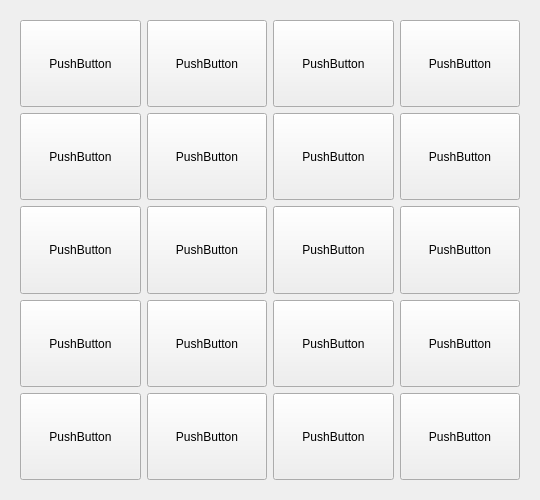
First picture: the form in VentiApp/beverage.ui, repository minki9252/TheVentiKiosk, before the edit.
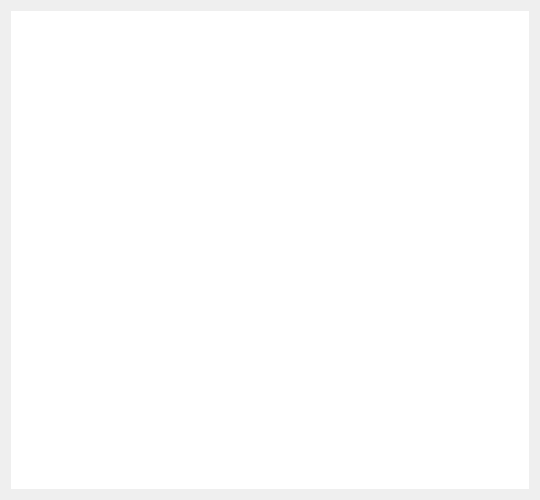
Second picture: the form after the edit.

The edit to the form file:
```diff
--- a/VentiApp/beverage.ui
+++ b/VentiApp/beverage.ui
@@ -19,7 +19,7 @@
   <property name="minimumSize">
    <size>
     <width>540</width>
-    <height>500</height>
+    <height>499</height>
    </size>
   </property>
   <property name="maximumSize">
@@ -31,583 +31,59 @@
   <property name="windowTitle">
    <string>Form</string>
   </property>
-  <layout class="QHBoxLayout" name="horizontalLayout">
+  <property name="styleSheet">
+   <string notr="true">/* 전체 배경색 흰색 */
+QListWidget {
+    background-color: #ffffff;
+    border: none;
+}
+
+/* 메뉴 글씨와 칸 디자인 */
+QListWidget::item {
+    color: #2D140D;          /* 글씨색: 진한 갈색 (더벤티 컬러) */
+    font-size: 11pt;         /* 글자 크기 */
+    font-weight: bold;       /* 글자 두껍게 */
+    background-color: transparent;
+    margin: 5px;
+}
+
+/* 선택했을 때 테두리 */
+QListWidget::item:selected {
+    background-color: #f0eaf6;
+    border: 1px solid #5d2d91;
+    border-radius: 10px;
+}</string>
+  </property>
+  <layout class="QVBoxLayout" name="verticalLayout">
    <item>
-    <widget class="QStackedWidget" name="menu_stack">
-     <property name="currentIndex">
-      <number>5</number>
+    <widget class="QListWidget" name="listMenu">
+     <property name="iconSize">
+      <size>
+       <width>100</width>
+       <height>100</height>
+      </size>
      </property>
-     <widget class="QWidget" name="page_6"/>
-     <widget class="QWidget" name="page_10">
-      <layout class="QHBoxLayout" name="horizontalLayout_2">
-       <item>
-        <layout class="QGridLayout" name="gridLayout_5">
-         <item row="1" column="0">
-          <widget class="QPushButton" name="pushButton_67">
-           <property name="text">
-            <string>PushButton</string>
-           </property>
-          </widget>
-         </item>
-         <item row="4" column="3">
-          <widget class="QPushButton" name="pushButton_82">
-           <property name="text">
-            <string>PushButton</string>
-           </property>
-          </widget>
-         </item>
-         <item row="3" column="0">
-          <widget class="QPushButton" name="pushButton_66">
-           <property name="text">
-            <string>PushButton</string>
-           </property>
-          </widget>
-         </item>
-         <item row="2" column="1">
-          <widget class="QPushButton" name="pushButton_72">
-           <property name="text">
-            <string>PushButton</string>
-           </property>
-          </widget>
-         </item>
-         <item row="1" column="2">
-          <widget class="QPushButton" name="pushButton_75">
-           <property name="text">
-            <string>PushButton</string>
-           </property>
-          </widget>
-         </item>
-         <item row="4" column="1">
-          <widget class="QPushButton" name="pushButton_74">
-           <property name="text">
-            <string>PushButton</string>
-           </property>
-          </widget>
-         </item>
-         <item row="1" column="3">
-          <widget class="QPushButton" name="pushButton_79">
-           <property name="text">
-            <string>PushButton</string>
-           </property>
-          </widget>
-         </item>
-         <item row="0" column="0">
-          <widget class="QPushButton" name="pushButton_64">
-           <property name="text">
-            <string>PushButton</string>
-           </property>
-          </widget>
-         </item>
-         <item row="4" column="0">
-          <widget class="QPushButton" name="pushButton_70">
-           <property name="text">
-            <string>PushButton</string>
-           </property>
-          </widget>
-         </item>
-         <item row="0" column="3">
-          <widget class="QPushButton" name="pushButton_68">
-           <property name="text">
-            <string>PushButton</string>
-           </property>
-          </widget>
-         </item>
-         <item row="2" column="0">
-          <widget class="QPushButton" name="pushButton_69">
-           <property name="text">
-            <string>PushButton</string>
-           </property>
-          </widget>
-         </item>
-         <item row="2" column="3">
-          <widget class="QPushButton" name="pushButton_80">
-           <property name="text">
-            <string>PushButton</string>
-           </property>
-          </widget>
-         </item>
-         <item row="3" column="1">
-          <widget class="QPushButton" name="pushButton_73">
-           <property name="text">
-            <string>PushButton</string>
-           </property>
-          </widget>
-         </item>
-         <item row="3" column="3">
-          <widget class="QPushButton" name="pushButton_81">
-           <property name="text">
-            <string>PushButton</string>
-           </property>
-          </widget>
-         </item>
-         <item row="0" column="2">
-          <widget class="QPushButton" name="pushButton_63">
-           <property name="text">
-            <string>PushButton</string>
-           </property>
-          </widget>
-         </item>
-         <item row="0" column="1">
-          <widget class="QPushButton" name="pushButton_65">
-           <property name="text">
-            <string>PushButton</string>
-           </property>
-          </widget>
-         </item>
-         <item row="3" column="2">
-          <widget class="QPushButton" name="pushButton_77">
-           <property name="text">
-            <string>PushButton</string>
-           </property>
-          </widget>
-         </item>
-         <item row="1" column="1">
-          <widget class="QPushButton" name="pushButton_71">
-           <property name="text">
-            <string>PushButton</string>
-           </property>
-          </widget>
-         </item>
-         <item row="4" column="2">
-          <widget class="QPushButton" name="pushButton_78">
-           <property name="text">
-            <string>PushButton</string>
-           </property>
-          </widget>
-         </item>
-         <item row="2" column="2">
-          <widget class="QPushButton" name="pushButton_76">
-           <property name="text">
-            <string>PushButton</string>
-           </property>
-          </widget>
-         </item>
-        </layout>
-       </item>
-      </layout>
-     </widget>
-     <widget class="QWidget" name="page_14"/>
-     <widget class="QWidget" name="page_15"/>
-     <widget class="QWidget" name="page_11">
-      <layout class="QVBoxLayout" name="verticalLayout_4">
-       <item>
-        <layout class="QGridLayout" name="gridLayout_3">
-         <item row="0" column="2">
-          <widget class="QPushButton" name="pushButton_21">
-           <property name="text">
-            <string>PushButton</string>
-           </property>
-          </widget>
-         </item>
-         <item row="0" column="0">
-          <widget class="QPushButton" name="pushButton_22">
-           <property name="text">
-            <string>PushButton</string>
-           </property>
-          </widget>
-         </item>
-         <item row="0" column="1">
-          <widget class="QPushButton" name="pushButton_23">
-           <property name="text">
-            <string>PushButton</string>
-           </property>
-          </widget>
-         </item>
-         <item row="3" column="0">
-          <widget class="QPushButton" name="pushButton_24">
-           <property name="text">
-            <string>PushButton</string>
-           </property>
-          </widget>
-         </item>
-         <item row="1" column="0">
-          <widget class="QPushButton" name="pushButton_25">
-           <property name="text">
-            <string>PushButton</string>
-           </property>
-          </widget>
-         </item>
-         <item row="0" column="3">
-          <widget class="QPushButton" name="pushButton_26">
-           <property name="text">
-            <string>PushButton</string>
-           </property>
-          </widget>
-         </item>
-         <item row="2" column="0">
-          <widget class="QPushButton" name="pushButton_27">
-           <property name="text">
-            <string>PushButton</string>
-           </property>
-          </widget>
-         </item>
-         <item row="4" column="0">
-          <widget class="QPushButton" name="pushButton_28">
-           <property name="text">
-            <string>PushButton</string>
-           </property>
-          </widget>
-         </item>
-         <item row="1" column="1">
-          <widget class="QPushButton" name="pushButton_29">
-           <property name="text">
-            <string>PushButton</string>
-           </property>
-          </widget>
-         </item>
-         <item row="2" column="1">
-          <widget class="QPushButton" name="pushButton_30">
-           <property name="text">
-            <string>PushButton</string>
-           </property>
-          </widget>
-         </item>
-         <item row="3" column="1">
-          <widget class="QPushButton" name="pushButton_31">
-           <property name="text">
-            <string>PushButton</string>
-           </property>
-          </widget>
-         </item>
-         <item row="4" column="1">
-          <widget class="QPushButton" name="pushButton_32">
-           <property name="text">
-            <string>PushButton</string>
-           </property>
-          </widget>
-         </item>
-         <item row="1" column="2">
-          <widget class="QPushButton" name="pushButton_33">
-           <property name="text">
-            <string>PushButton</string>
-           </property>
-          </widget>
-         </item>
-         <item row="2" column="2">
-          <widget class="QPushButton" name="pushButton_34">
-           <property name="text">
-            <string>PushButton</string>
-           </property>
-          </widget>
-         </item>
-         <item row="3" column="2">
-          <widget class="QPushButton" name="pushButton_35">
-           <property name="text">
-            <string>PushButton</string>
-           </property>
-          </widget>
-         </item>
-         <item row="4" column="2">
-          <widget class="QPushButton" name="pushButton_36">
-           <property name="text">
-            <string>PushButton</string>
-           </property>
-          </widget>
-         </item>
-         <item row="1" column="3">
-          <widget class="QPushButton" name="pushButton_37">
-           <property name="text">
-            <string>PushButton</string>
-           </property>
-          </widget>
-         </item>
-         <item row="2" column="3">
-          <widget class="QPushButton" name="pushButton_38">
-           <property name="text">
-            <string>PushButton</string>
-           </property>
-          </widget>
-         </item>
-         <item row="3" column="3">
-          <widget class="QPushButton" name="pushButton_39">
-           <property name="text">
-            <string>PushButton</string>
-           </property>
-          </widget>
-         </item>
-         <item row="4" column="3">
-          <widget class="QPushButton" name="pushButton_40">
-           <property name="text">
-            <string>PushButton</string>
-           </property>
-          </widget>
-         </item>
-        </layout>
-       </item>
-      </layout>
-     </widget>
-     <widget class="QWidget" name="page_12">
-      <layout class="QVBoxLayout" name="verticalLayout_7">
-       <item>
-        <layout class="QGridLayout" name="gridLayout_4">
-         <item row="2" column="3">
-          <widget class="QPushButton" name="pushButton_58">
-           <property name="sizePolicy">
-            <sizepolicy hsizetype="Minimum" vsizetype="Expanding">
-             <horstretch>0</horstretch>
-             <verstretch>0</verstretch>
-            </sizepolicy>
-           </property>
-           <property name="text">
-            <string>PushButton</string>
-           </property>
-          </widget>
-         </item>
-         <item row="4" column="0">
-          <widget class="QPushButton" name="pushButton_48">
-           <property name="sizePolicy">
-            <sizepolicy hsizetype="Minimum" vsizetype="Expanding">
-             <horstretch>0</horstretch>
-             <verstretch>0</verstretch>
-            </sizepolicy>
-           </property>
-           <property name="text">
-            <string>PushButton</string>
-           </property>
-          </widget>
-         </item>
-         <item row="0" column="3">
-          <widget class="QPushButton" name="pushButton_46">
-           <property name="sizePolicy">
-            <sizepolicy hsizetype="Minimum" vsizetype="Expanding">
-             <horstretch>0</horstretch>
-             <verstretch>0</verstretch>
-            </sizepolicy>
-           </property>
-           <property name="text">
-            <string>PushButton</string>
-           </property>
-          </widget>
-         </item>
-         <item row="3" column="3">
-          <widget class="QPushButton" name="pushButton_59">
-           <property name="sizePolicy">
-            <sizepolicy hsizetype="Minimum" vsizetype="Expanding">
-             <horstretch>0</horstretch>
-             <verstretch>0</verstretch>
-            </sizepolicy>
-           </property>
-           <property name="text">
-            <string>PushButton</string>
-           </property>
-          </widget>
-         </item>
-         <item row="2" column="1">
-          <widget class="QPushButton" name="pushButton_50">
-           <property name="sizePolicy">
-            <sizepolicy hsizetype="Minimum" vsizetype="Expanding">
-             <horstretch>0</horstretch>
-             <verstretch>0</verstretch>
-            </sizepolicy>
-           </property>
-           <property name="text">
-            <string>PushButton</string>
-           </property>
-          </widget>
-         </item>
-         <item row="4" column="3">
-          <widget class="QPushButton" name="pushButton_60">
-           <property name="sizePolicy">
-            <sizepolicy hsizetype="Minimum" vsizetype="Expanding">
-             <horstretch>0</horstretch>
-             <verstretch>0</verstretch>
-            </sizepolicy>
-           </property>
-           <property name="text">
-            <string>PushButton</string>
-           </property>
-          </widget>
-         </item>
-         <item row="1" column="1">
-          <widget class="QPushButton" name="pushButton_49">
-           <property name="sizePolicy">
-            <sizepolicy hsizetype="Minimum" vsizetype="Expanding">
-             <horstretch>0</horstretch>
-             <verstretch>0</verstretch>
-            </sizepolicy>
-           </property>
-           <property name="text">
-            <string>PushButton</string>
-           </property>
-          </widget>
-         </item>
-         <item row="3" column="0">
-          <widget class="QPushButton" name="pushButton_44">
-           <property name="sizePolicy">
-            <sizepolicy hsizetype="Minimum" vsizetype="Expanding">
-             <horstretch>0</horstretch>
-             <verstretch>0</verstretch>
-            </sizepolicy>
-           </property>
-           <property name="text">
-            <string>PushButton</string>
-           </property>
-          </widget>
-         </item>
-         <item row="0" column="2">
-          <widget class="QPushButton" name="pushButton_41">
-           <property name="sizePolicy">
-            <sizepolicy hsizetype="Minimum" vsizetype="Expanding">
-             <horstretch>0</horstretch>
-             <verstretch>0</verstretch>
-            </sizepolicy>
-           </property>
-           <property name="text">
-            <string>PushButton</string>
-           </property>
-          </widget>
-         </item>
-         <item row="0" column="0">
-          <widget class="QPushButton" name="pushButton_42">
-           <property name="sizePolicy">
-            <sizepolicy hsizetype="Minimum" vsizetype="Expanding">
-             <horstretch>0</horstretch>
-             <verstretch>0</verstretch>
-            </sizepolicy>
-           </property>
-           <property name="text">
-            <string>PushButton</string>
-           </property>
-          </widget>
-         </item>
-         <item row="1" column="2">
-          <widget class="QPushButton" name="pushButton_53">
-           <property name="sizePolicy">
-            <sizepolicy hsizetype="Minimum" vsizetype="Expanding">
-             <horstretch>0</horstretch>
-             <verstretch>0</verstretch>
-            </sizepolicy>
-           </property>
-           <property name="text">
-            <string>PushButton</string>
-           </property>
-          </widget>
-         </item>
-         <item row="2" column="0">
-          <widget class="QPushButton" name="pushButton_47">
-           <property name="sizePolicy">
-            <sizepolicy hsizetype="Minimum" vsizetype="Expanding">
-             <horstretch>0</horstretch>
-             <verstretch>0</verstretch>
-            </sizepolicy>
-           </property>
-           <property name="text">
-            <string>PushButton</string>
-           </property>
-          </widget>
-         </item>
-         <item row="3" column="1">
-          <widget class="QPushButton" name="pushButton_51">
-           <property name="sizePolicy">
-            <sizepolicy hsizetype="Minimum" vsizetype="Expanding">
-             <horstretch>0</horstretch>
-             <verstretch>0</verstretch>
-            </sizepolicy>
-           </property>
-           <property name="text">
-            <string>PushButton</string>
-           </property>
-          </widget>
-         </item>
-         <item row="1" column="3">
-          <widget class="QPushButton" name="pushButton_57">
-           <property name="sizePolicy">
-            <sizepolicy hsizetype="Minimum" vsizetype="Expanding">
-             <horstretch>0</horstretch>
-             <verstretch>0</verstretch>
-            </sizepolicy>
-           </property>
-           <property name="text">
-            <string>PushButton</string>
-           </property>
-          </widget>
-         </item>
-         <item row="2" column="2">
-          <widget class="QPushButton" name="pushButton_54">
-           <property name="sizePolicy">
-            <sizepolicy hsizetype="Minimum" vsizetype="Expanding">
-             <horstretch>0</horstretch>
-             <verstretch>0</verstretch>
-            </sizepolicy>
-           </property>
-           <property name="text">
-            <string>PushButton</string>
-           </property>
-          </widget>
-         </item>
-         <item row="4" column="2">
-          <widget class="QPushButton" name="pushButton_56">
-           <property name="sizePolicy">
-            <sizepolicy hsizetype="Minimum" vsizetype="Expanding">
-             <horstretch>0</horstretch>
-             <verstretch>0</verstretch>
-            </sizepolicy>
-           </property>
-           <property name="text">
-            <string>PushButton</string>
-           </property>
-          </widget>
-         </item>
-         <item row="3" column="2">
-          <widget class="QPushButton" name="pushButton_55">
-           <property name="sizePolicy">
-            <sizepolicy hsizetype="Minimum" vsizetype="Expanding">
-             <horstretch>0</horstretch>
-             <verstretch>0</verstretch>
-            </sizepolicy>
-           </property>
-           <property name="text">
-            <string>PushButton</string>
-           </property>
-          </widget>
-         </item>
-         <item row="4" column="1">
-          <widget class="QPushButton" name="pushButton_52">
-           <property name="sizePolicy">
-            <sizepolicy hsizetype="Minimum" vsizetype="Expanding">
-             <horstretch>0</horstretch>
-             <verstretch>0</verstretch>
-            </sizepolicy>
-           </property>
-           <property name="text">
-            <string>PushButton</string>
-           </property>
-          </widget>
-         </item>
-         <item row="0" column="1">
-          <widget class="QPushButton" name="pushButton_43">
-           <property name="sizePolicy">
-            <sizepolicy hsizetype="Minimum" vsizetype="Expanding">
-             <horstretch>0</horstretch>
-             <verstretch>0</verstretch>
-            </sizepolicy>
-           </property>
-           <property name="text">
-            <string>PushButton</string>
-           </property>
-          </widget>
-         </item>
-         <item row="1" column="0">
-          <widget class="QPushButton" name="pushButton_45">
-           <property name="sizePolicy">
-            <sizepolicy hsizetype="Minimum" vsizetype="Expanding">
-             <horstretch>0</horstretch>
-             <verstretch>0</verstretch>
-            </sizepolicy>
-           </property>
-           <property name="text">
-            <string>PushButton</string>
-           </property>
-          </widget>
-         </item>
-        </layout>
-       </item>
-      </layout>
-     </widget>
-     <widget class="QWidget" name="page_9"/>
-     <widget class="QWidget" name="page_8"/>
-     <widget class="QWidget" name="page_13"/>
-     <widget class="QWidget" name="page_7"/>
+     <property name="movement">
+      <enum>QListView::Movement::Static</enum>
+     </property>
+     <property name="resizeMode">
+      <enum>QListView::ResizeMode::Adjust</enum>
+     </property>
+     <property name="spacing">
+      <number>2</number>
+     </property>
+     <property name="gridSize">
+      <size>
+       <width>128</width>
+       <height>190</height>
+      </size>
+     </property>
+     <property name="viewMode">
+      <enum>QListView::ViewMode::IconMode</enum>
+     </property>
+     <property name="wordWrap">
+      <bool>true</bool>
+     </property>
     </widget>
    </item>
   </layout>
```
